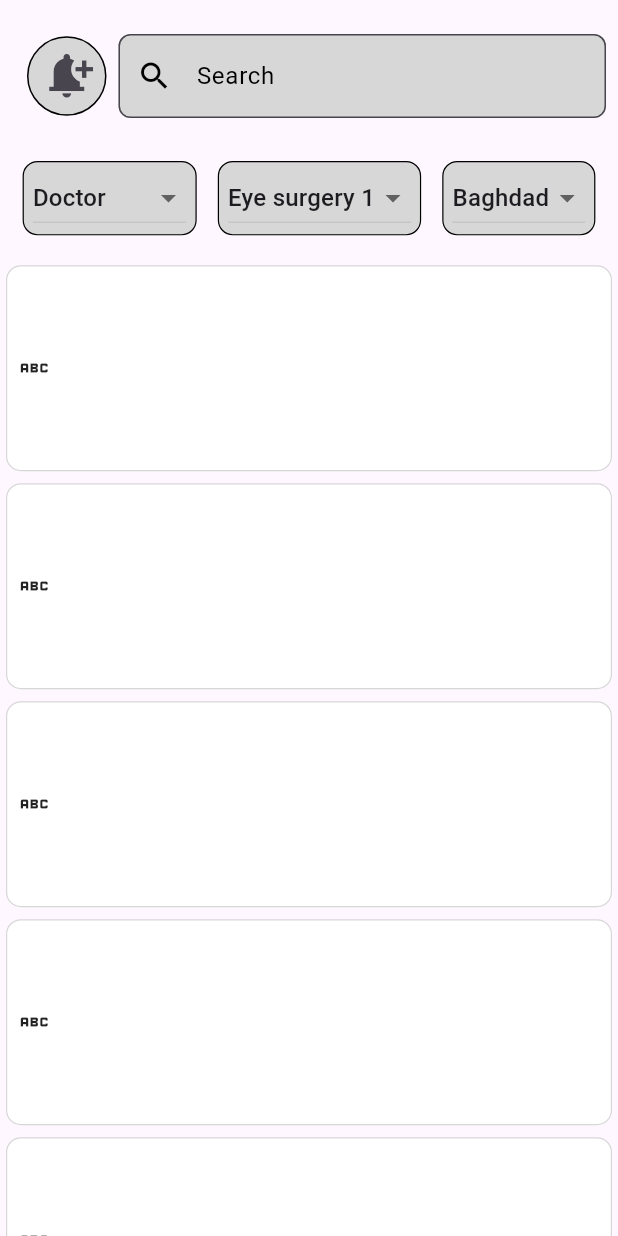
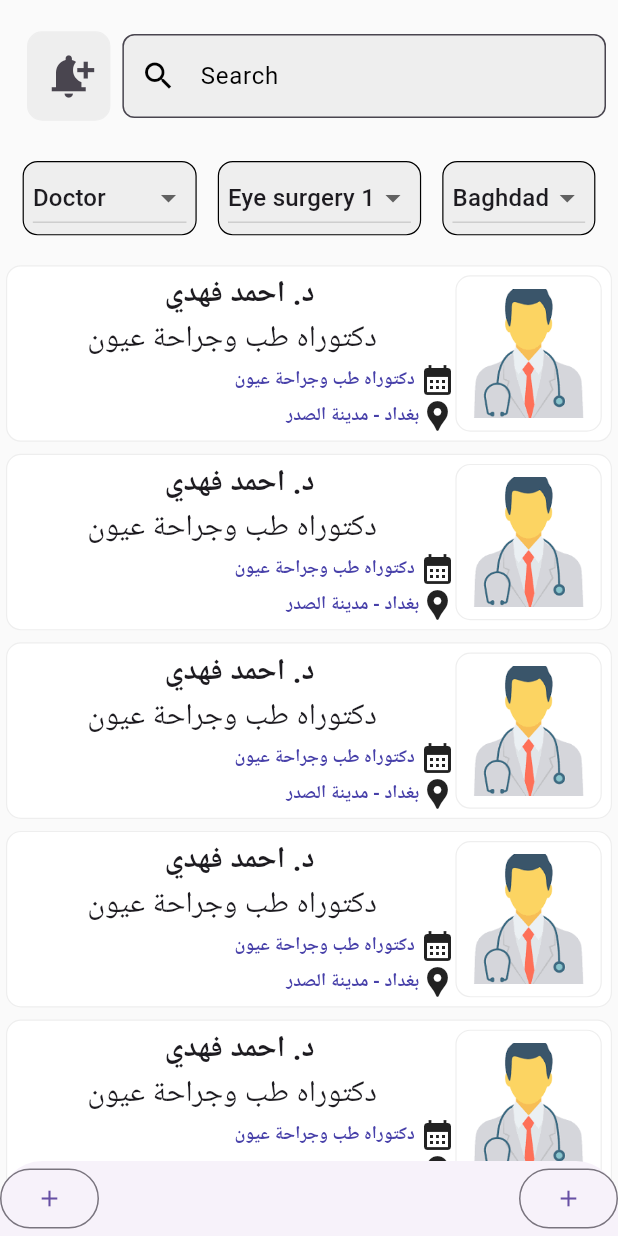
Before and after one commit to Alqdees/guide_of_iraq, a Flutter app: the screen it shows after launch, on a phone screen of 412 x 824 dp. Run offline on Flutter 3.47's test engine with Material 3 defaults, Android fonts, the phone set to English and light mode, and no system bars; our stand-ins replace get, shared_preferences.

Commit message:
add bottonm sheet

```diff
--- a/lib/View/Colors/ColorApp.dart
+++ b/lib/View/Colors/ColorApp.dart
@@ -1,5 +1,7 @@
 import 'package:flutter/material.dart';
 
 class ColorApp {
-  static const Color graylight = Color.fromARGB(255, 215, 215, 215);
+  static const Color graylight = Color(0xFFEEEEEE);
+  static const Color bluelight = Color.fromARGB(255, 71, 64, 169);
+  static const Color grayvertlight = Color(0xFFFAFAFA);
 }
--- a/lib/View/HomePage/CardHomePage.dart
+++ b/lib/View/HomePage/CardHomePage.dart
@@ -1,4 +1,5 @@
 import 'package:flutter/material.dart';
+import 'package:guide_of_iraq/main.dart';
 
 import '../Colors/ColorApp.dart';
 
@@ -12,7 +13,7 @@ class CardHomePage extends StatelessWidget {
     return Padding(
       padding: const EdgeInsets.all(4.0),
       child: Container(
-        height: height! / 6,
+        height: height! / 7,
         padding: const EdgeInsets.symmetric(horizontal: 6.0),
         decoration: BoxDecoration(
           color: Colors.white, // Background color
@@ -22,12 +23,88 @@ class CardHomePage extends StatelessWidget {
             width: 0.8,
           ),
         ),
-        child: const Row(
+        child: Row(
           children: [
-            Column(
-              children: [],
+            const Expanded(
+              flex: 3,
+              child: Column(
+                mainAxisAlignment: MainAxisAlignment.center,
+                // textDirection: TextDirection.rtl,
+                children: [
+                  Text(
+                    'د. احمد فهدي ',
+                    textDirection: TextDirection.rtl,
+                    style: TextStyle(
+                      fontSize: 20,
+                      fontWeight: FontWeight.bold,
+                    ),
+                  ),
+                  Text(
+                    'دكتوراه طب وجراحة عيون ',
+                    style: TextStyle(
+                      fontSize: 20,
+                      // fontWeight: FontWeight.bold,
+                    ),
+                  ),
+                  Row(
+                    textDirection: TextDirection.rtl,
+                    children: [
+                      Icon(
+                        Icons.calendar_month,
+                        textDirection: TextDirection.rtl,
+                      ),
+                      Text(
+                        'دكتوراه طب وجراحة عيون ',
+                        // textDirection: preferences!.getString("lang") == 'ar'
+                        //     ? TextDirection.ltr
+                        //     : TextDirection.rtl,
+                        style: TextStyle(
+                          fontSize: 12,
+                          fontWeight: FontWeight.bold,
+                          color: ColorApp.bluelight,
+                        ),
+                      ),
+                    ],
+                  ),
+                  Row(
+                    textDirection: TextDirection.rtl,
+                    children: [
+                      Icon(Icons.location_pin),
+                      Text(
+                        'بغداد - مدينة الصدر',
+                        textAlign: TextAlign.start,
+                        // textDirection: preferences!.getString("lang") == 'ar'
+                        //     ? TextDirection.ltr
+                        //     : TextDirection.rtl,
+                        style: TextStyle(
+                          fontSize: 12,
+                          fontWeight: FontWeight.bold,
+                          color: ColorApp.bluelight,
+                        ),
+                      ),
+                    ],
+                  ),
+                ],
+              ),
             ),
-            Icon(Icons.abc)
+            Expanded(
+              flex: 1,
+              child: Container(
+                padding:
+                    const EdgeInsets.symmetric(vertical: 8.0, horizontal: 2.0),
+                decoration: BoxDecoration(
+                  color: Colors.white, // Background color
+                  borderRadius: BorderRadius.circular(10),
+                  border: Border.all(
+                    color: ColorApp.graylight,
+                    width: 0.8,
+                  ),
+                ),
+                child: Image.asset(
+                  'assets/images/doctor.png',
+                ),
+              ),
+            ),
           ],
         ),
       ),
--- a/lib/View/HomePage/HomePage.dart
+++ b/lib/View/HomePage/HomePage.dart
@@ -17,6 +17,24 @@ class HomePage extends StatelessWidget {
       init: ShowDataController(),
       builder: (c) {
         return Scaffold(
+          backgroundColor: ColorApp.grayvertlight,
+          bottomSheet: SizedBox(
+            height: 50.0,
+            width: double.infinity,
+            child: Row(
+              mainAxisAlignment: MainAxisAlignment.spaceBetween,
+              children: [
+                OutlinedButton(
+                  onPressed: () {},
+                  child: const Icon(Icons.add),
+                ),
+                OutlinedButton(
+                  onPressed: () {},
+                  child: const Icon(Icons.add),
+                ),
+              ],
+            ),
+          ),
           body: SafeArea(
               child: Column(
             children: [
@@ -31,17 +49,19 @@ class HomePage extends StatelessWidget {
                     ),
                     Container(
                       // color: ColorApp.graylight,
+                      padding: const EdgeInsets.symmetric(
+                          vertical: 4.0, horizontal: 2.0),
                       decoration: BoxDecoration(
                         color: ColorApp.graylight, // Background color
-                        shape: BoxShape.circle,
+                        borderRadius: BorderRadius.circular(10),
                         border: Border.all(
-                          color: Colors.black, // Border color
-                          width: 1.0, // Border width
+                          color: ColorApp.graylight,
+                          width: 0.8,
                         ),
                       ),
                       child: IconButton(
                         onPressed: () {},
-                        iconSize: 35.0,
+                        iconSize: 34.0,
                         icon: const Icon(
                           Icons.notification_add,
                         ),
@@ -155,12 +175,11 @@ class DropdownExample extends StatefulWidget {
   DropdownExample({
     required this.name,
     required this.dropdownItems,
-    this.flex,
     super.key,
   });
   String? name;
   List<String>? dropdownItems;
-  int? flex;
+
   @override
   _DropdownExampleState createState() => _DropdownExampleState();
 }
@@ -173,7 +192,6 @@ class _DropdownExampleState extends State<DropdownExample> {
   void initState() {
     super.initState();
     _selectedValue = widget.name;
-    // Initialize state with the constructor parameter
     _dropdownItems = widget.dropdownItems;
   }
 
--- a/lib/main.dart
+++ b/lib/main.dart
@@ -26,10 +26,10 @@ class MyApp extends StatelessWidget {
       debugShowCheckedModeBanner: false,
       title: 'Flutter Demo',
       translations: Languages(),
-      theme: ThemeData(
-        colorScheme: ColorScheme.fromSeed(seedColor: Colors.deepPurple),
-        useMaterial3: true,
-      ),
+      // theme: ThemeData(
+      //   colorScheme: ColorScheme.fromSeed(seedColor: Colors.deepPurple),
+      //   useMaterial3: true,
+      // ),
       home: const HomePage(),
     );
   }
```
Also changed, not shown: pubspec.yaml (+4 -5 lines), assets/images/doctor.png (added).
